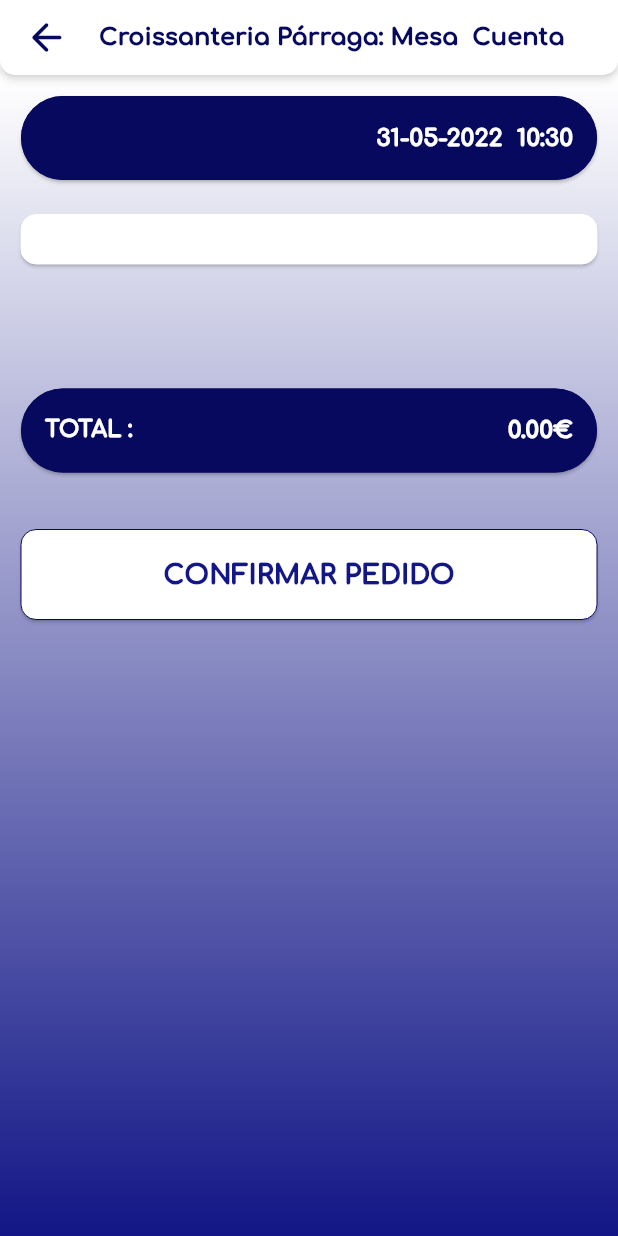
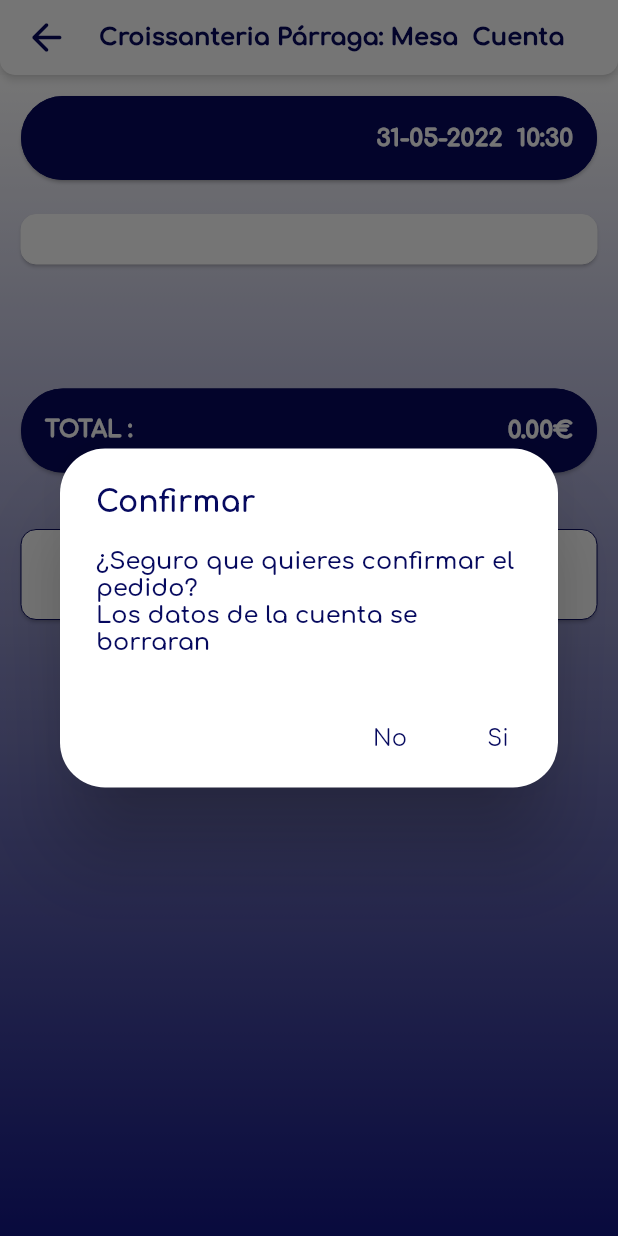
Before and after one commit to Clonico00/fct_javiermartinez, a Flutter app: the PantallaCuenta screen opened directly with empty values, after a tap on "CONFIRMAR PEDIDO", on a phone screen of 412 x 824 dp. Run offline on Flutter 3.47's test engine with Material 2 defaults, Android fonts, the phone set to English and light mode, and no system bars; our stand-ins replace cloud_firestore, firebase_auth, firebase_core, firebase_database, fluttertoast, shared_preferences; missing offline and left inert: connection_status_bar; accounts and stored records are empty.

Commit message:
cuenta finished

```diff
--- a/lib/pantalla_cuenta.dart
+++ b/lib/pantalla_cuenta.dart
@@ -106,6 +106,7 @@
                             child: Padding(
                               padding: const EdgeInsets.all(8.0),
                               child: Text(menu.food.replaceFirst("\n", ""),
+                                  //.replaceAll(new RegExp("[\n\]"), ''),
                                   textAlign: TextAlign.left,
                                   style: TextStyle(
                                       color: Color.fromARGB(255, 18, 22, 134),
@@ -177,7 +178,68 @@
                           padding: const EdgeInsets.symmetric(vertical: 20.0),
                           shape: RoundedRectangleBorder(
                               borderRadius: BorderRadius.circular(10.0)),
-                          onPressed: () async {},
+                          onPressed: () async {
+                            Widget cancelButton = TextButton(
+                              child: Text("No",
+                                  style: TextStyle(
+                                      color: _colors[0],
+                                      fontSize: 15.0,
+                                      fontWeight: FontWeight.w400,
+                                      fontFamily: 'Comfortaa')),
+                              onPressed: () {
+                                Navigator.of(context).pop();
+                              },
+                            );
+                            Widget continueButton = TextButton(
+                              child: Text("Si",
+                                  style: TextStyle(
+                                      color: _colors[0],
+                                      fontSize: 15.0,
+                                      fontWeight: FontWeight.w400,
+                                      fontFamily: 'Comfortaa')),
+                              onPressed: () {
+                                menu.food = "";
+                                menu.prices = "";
+                                menu.total = 0.0;
+                                Navigator.of(context)
+                                    .pushReplacement(MaterialPageRoute(
+                                  builder: (context) => PantallaMenu(),
+                                  settings: RouteSettings(
+                                    arguments: menu,
+                                  ),
+                                ));
+                              },
+                            );
+
+                            // set up the AlertDialog
+                            AlertDialog alert = AlertDialog(
+                              backgroundColor: _colorsRV[0],
+                              shape: RoundedRectangleBorder(
+                                  borderRadius: new BorderRadius.circular(30)),
+                              title: Text("Confirmar",
+                                  style: TextStyle(
+                                      color: _colors[0],
+                                      fontWeight: FontWeight.w800,
+                                      fontFamily: 'Comfortaa')),
+                              content: Text(
+                                  "¿Seguro que quieres confirmar el pedido?\nLos datos de la cuenta se borraran",
+                                  style: TextStyle(
+                                      color: _colors[0],
+                                      fontSize: 16.0,
+                                      fontWeight: FontWeight.w600,
+                                      fontFamily: 'Comfortaa')),
+                              actions: [
+                                cancelButton,
+                                continueButton,
+                              ],
+                            );
+                            showDialog(
+                              context: context,
+                              builder: (BuildContext context) {
+                                return alert;
+                              },
+                            );
+                          },
                           child: const Text("CONFIRMAR PEDIDO",
                               style: TextStyle(
                                   color: Color.fromARGB(255, 18, 22, 134),
```
Also changed, not shown: lib/pantalla_menu_detalles.dart (+13 -5 lines), 1 other file.
